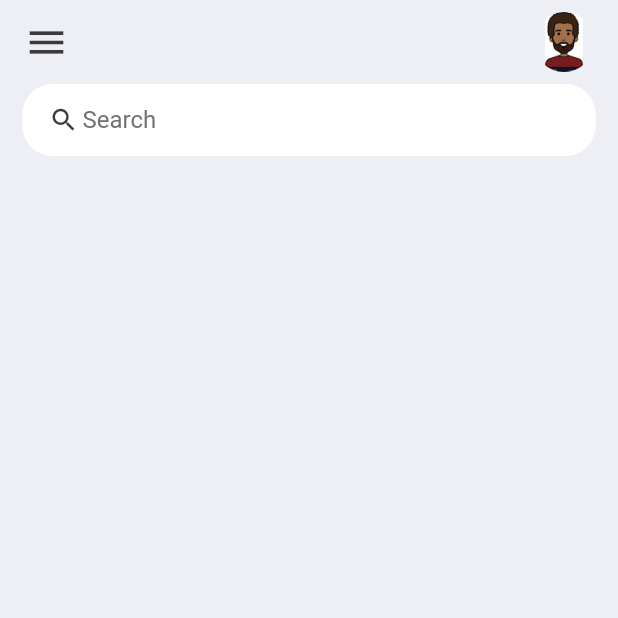
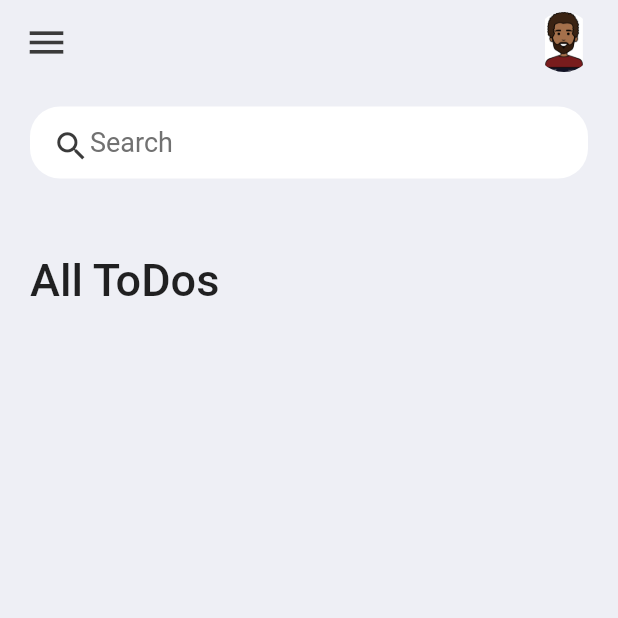
Before and after one commit to antonymwakiacha/ToDoFlutterApp, a Flutter app: the screen it shows after launch, on a phone screen of 412 x 824 dp, the top half of it. Run offline on Flutter 3.47's test engine with Material 2 defaults, Android fonts, the phone set to English and light mode, and no system bars.

Commit message:
created the 'All ToDos' title widget

```diff
--- a/lib/screens/home.dart
+++ b/lib/screens/home.dart
@@ -10,10 +10,30 @@ class Home extends StatelessWidget {
       backgroundColor: tdBGColor,
       appBar: _buildAppBar(),
       body: Container(
-        padding: EdgeInsets.symmetric(horizontal: 15),
+        padding: EdgeInsets.symmetric(
+          horizontal: 20,
+          vertical: 15,
+        ),
         child: Column(
           children: [
             searchBox(),
+            Expanded(
+              child: ListView(
+                children: [
+                  Container(
+                    margin: EdgeInsets.only(
+                      top: 50,
+                      bottom: 20,
+                    ),
+                    child: Text(
+                      "All ToDos",
+                      style:
+                          TextStyle(fontSize: 30, fontWeight: FontWeight.w500),
+                    ),
+                  ),
+                ],
+              ),
+            ),
           ],
         ),
       ),
@@ -60,7 +80,7 @@ class Home extends StatelessWidget {
           prefixIcon: Icon(
             Icons.search,
             color: tdBlack,
-            size: 20,
+            size: 25,
           ),
           prefixIconConstraints: BoxConstraints(
             maxHeight: 20,
@@ -68,7 +88,7 @@ class Home extends StatelessWidget {
           ),
           border: InputBorder.none,
           hintText: 'Search',
-          hintStyle: TextStyle(color: tdGrey),
+          hintStyle: TextStyle(color: tdGrey, fontSize: 18),
         ),
       ),
     );
```
